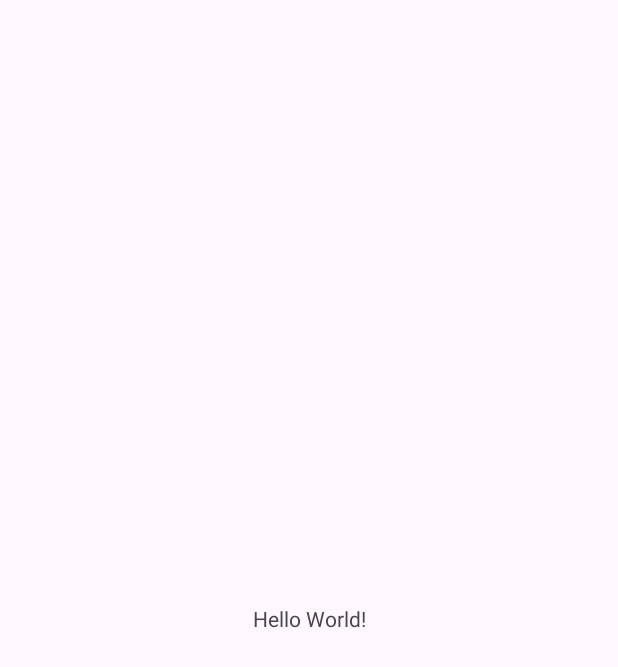
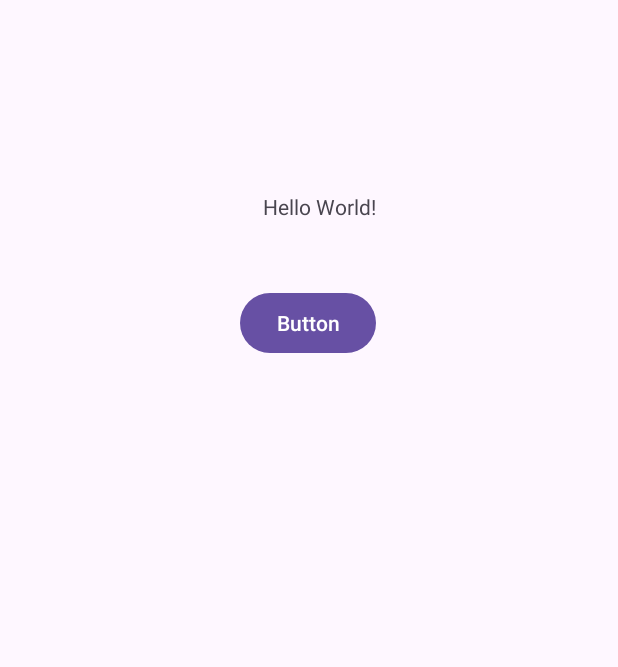
Before and after one commit to Gedm1nas/Pirmas_darb, an Android app: the screen it shows after launch (MainActivity), on a phone screen of 412 x 824 dp. Before the commit the part shown is almost empty. Shown: the top 667 px of the screen. Run offline under Robolectric (Android 15) with nearby library versions, the phone set to English and light mode, and no system bars.

Commit message:
Added new buttom

```diff
--- a/app/src/main/res/layout/activity_main.xml
+++ b/app/src/main/res/layout/activity_main.xml
@@ -8,12 +8,25 @@
     tools:context=".MainActivity">
 
     <TextView
+        android:id="@+id/textView"
         android:layout_width="wrap_content"
         android:layout_height="wrap_content"
+        android:layout_marginTop="128dp"
         android:text="Hello World!"
-        app:layout_constraintBottom_toBottomOf="parent"
         app:layout_constraintEnd_toEndOf="parent"
+        app:layout_constraintHorizontal_bias="0.52"
         app:layout_constraintStart_toStartOf="parent"
         app:layout_constraintTop_toTopOf="parent" />
 
+    <Button
+        android:id="@+id/button"
+        android:layout_width="wrap_content"
+        android:layout_height="wrap_content"
+        android:layout_marginTop="44dp"
+        android:text="Button"
+        app:layout_constraintEnd_toEndOf="@+id/textView"
+        app:layout_constraintHorizontal_bias="1.0"
+        app:layout_constraintStart_toStartOf="parent"
+        app:layout_constraintTop_toBottomOf="@+id/textView" />
+
 </androidx.constraintlayout.widget.ConstraintLayout>
```
